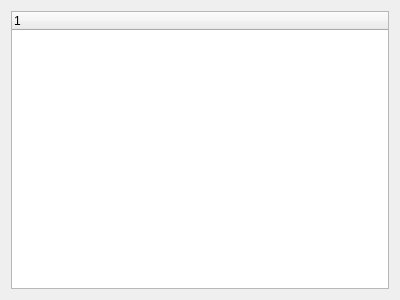
public0821/npg, file src/ui/protocol_widget.ui: the form before one commit.
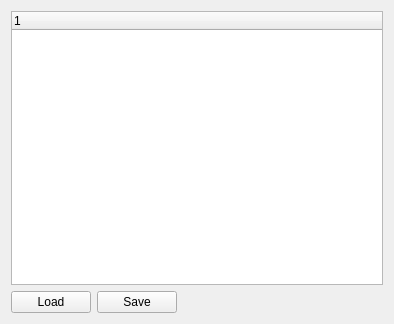
The form after the commit. Custom widgets are drawn as their Qt base class.

Commit message: Add loading and saving protocol functions

Patch:
```diff
--- a/src/ui/protocol_widget.ui
+++ b/src/ui/protocol_widget.ui
@@ -6,8 +6,8 @@
    <rect>
     <x>0</x>
     <y>0</y>
-    <width>400</width>
-    <height>300</height>
+    <width>394</width>
+    <height>324</height>
    </rect>
   </property>
   <property name="windowTitle">
@@ -17,7 +17,7 @@
    <item row="2" column="0" colspan="2">
     <layout class="QHBoxLayout" name="advanced_layout"/>
    </item>
-   <item row="1" column="0" colspan="2">
+   <item row="1" column="0" colspan="3">
     <widget class="ProtocolTree" name="treeWidget">
      <property name="frameShape">
       <enum>QFrame::StyledPanel</enum>
@@ -47,6 +47,33 @@
    <item row="0" column="0" colspan="2">
     <layout class="QHBoxLayout" name="protocol_layout"/>
    </item>
+   <item row="3" column="0">
+    <widget class="QPushButton" name="load_config_button">
+     <property name="text">
+      <string>Load</string>
+     </property>
+    </widget>
+   </item>
+   <item row="3" column="1">
+    <widget class="QPushButton" name="save_config_button">
+     <property name="text">
+      <string>Save</string>
+     </property>
+    </widget>
+   </item>
+   <item row="3" column="2">
+    <spacer name="horizontalSpacer">
+     <property name="orientation">
+      <enum>Qt::Horizontal</enum>
+     </property>
+     <property name="sizeHint" stdset="0">
+      <size>
+       <width>40</width>
+       <height>20</height>
+      </size>
+     </property>
+    </spacer>
+   </item>
   </layout>
  </widget>
  <customwidgets>
```
Left out of the diff: 4 changed lines with no effect on the pictures. The commit also changes 17 other files.
